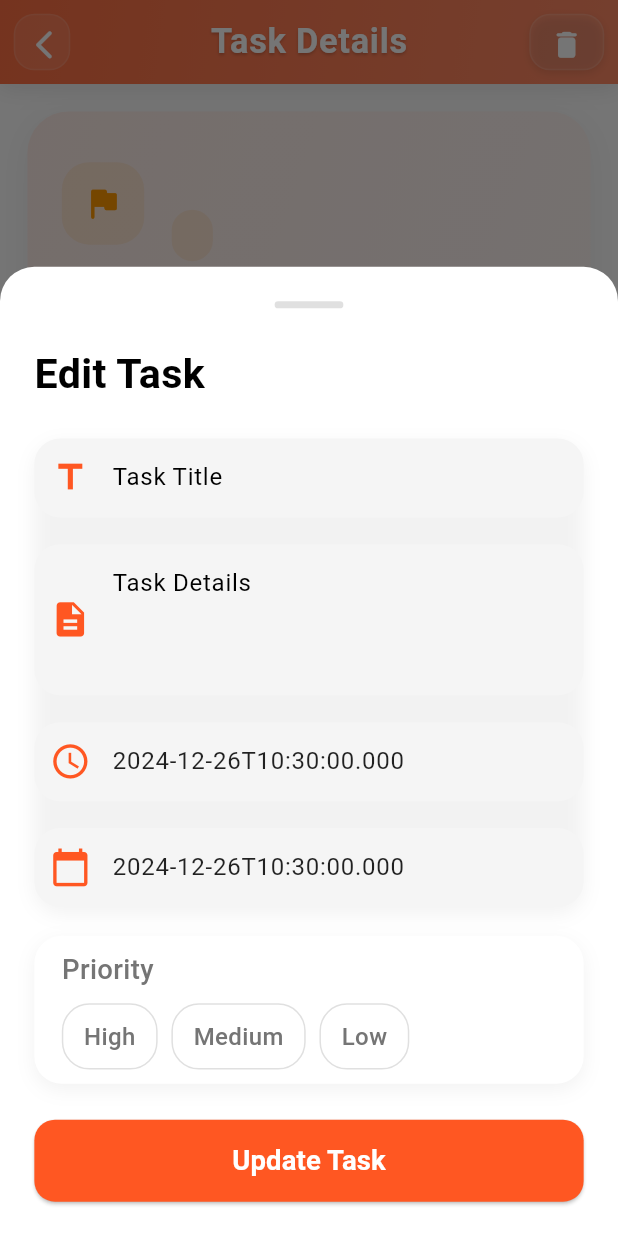
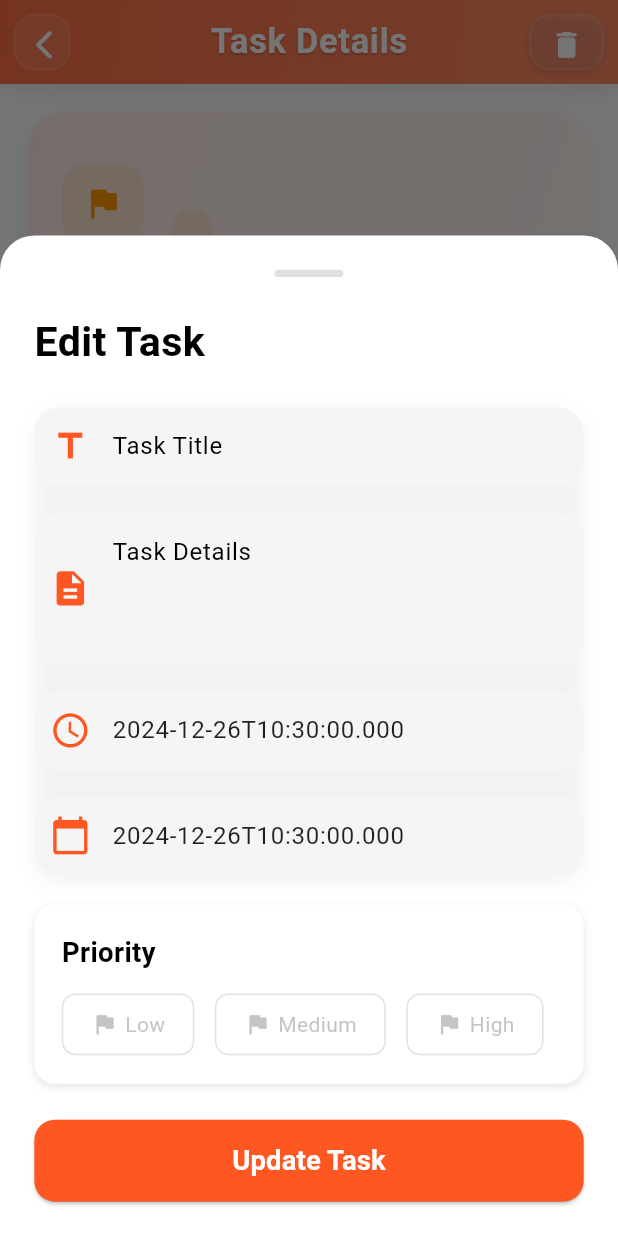
Before and after one commit to mahmoudKorany/ToDo_App, a Flutter app: the TaskDetailScreen screen opened directly with empty values, after a tap on the "edit" icon, on a phone screen of 412 x 824 dp. Run offline on Flutter 3.47's test engine with Material 3 defaults, Android fonts, the phone set to English and light mode, and no system bars; our stand-ins replace animated_theme_switcher, awesome_notifications, bloc, equatable, flutter_bloc, flutter_screenutil and 4 more; accounts and stored records are empty.

Commit message:
Enhance button

```diff
--- a/lib/screens/task_detail_screen.dart
+++ b/lib/screens/task_detail_screen.dart
@@ -38,9 +38,13 @@ class _TaskDetailScreenState extends State<TaskDetailScreen>
     dateController = TextEditingController(text: currentTask['date']);
     timeController = TextEditingController(text: currentTask['time']);
 
+    // Set the priority from the task or default to 'medium'
+    final todoCubit = TodoCubit.get(context);
+    todoCubit.changePriority(currentTask['priority'] ?? 'medium');
+
     _animationController = AnimationController(
       vsync: this,
-      duration: Duration(milliseconds: 800),
+      duration: const Duration(milliseconds: 800),
     );
 
     _fadeAnimation = Tween<double>(
@@ -54,7 +58,7 @@ class _TaskDetailScreenState extends State<TaskDetailScreen>
     );
 
     _slideAnimation = Tween<Offset>(
-      begin: Offset(0.0, 0.3),
+      begin: const Offset(0.0, 0.3),
       end: Offset.zero,
     ).animate(
       CurvedAnimation(
@@ -87,7 +91,7 @@ class _TaskDetailScreenState extends State<TaskDetailScreen>
       builder: (context, state) {
         return Scaffold(
           backgroundColor: Theme.of(context).brightness == Brightness.dark
-              ? Color(0xFF1A1A1A)
+              ? const Color(0xFF1A1A1A)
               : Theme.of(context).scaffoldBackgroundColor,
           floatingActionButton: Container(
             decoration: BoxDecoration(
@@ -123,7 +127,7 @@ class _TaskDetailScreenState extends State<TaskDetailScreen>
             padding: EdgeInsets.symmetric(horizontal: 20.w, vertical: 16.h),
             decoration: BoxDecoration(
               color: Theme.of(context).brightness == Brightness.dark
-                  ? Color(0xFF2D2D2D)
+                  ? const Color(0xFF2D2D2D)
                   : Theme.of(context).cardColor,
               boxShadow: [
                 BoxShadow(
@@ -185,76 +189,53 @@ class _TaskDetailScreenState extends State<TaskDetailScreen>
 
                       scaffoldMessenger.showSnackBar(
                         SnackBar(
-                          content: Row(
-                            children: [
-                              Expanded(
-                                child: Text(
+                          content: Text(
                             newStatus == 'done'
                                 ? 'Task marked as complete'
                                 : 'Task marked as incomplete',
                             style: TextStyle(
-                                    fontSize: 16.sp,
                               color: Colors.white,
+                              fontSize: 14.sp,
                             ),
                           ),
-                              ),
-                              TextButton(
+                          backgroundColor:
+                              Theme.of(context).brightness == Brightness.dark
+                                  ? Colors.grey[800]
+                                  : Colors.black87,
+                          action: SnackBarAction(
+                            label: 'Undo',
+                            textColor: Colors.deepOrange,
                             onPressed: () {
-                                  // Undo the status change
-                                  final originalStatus =
+                              final previousStatus =
                                   newStatus == 'done' ? 'new' : 'done';
                               todoCubit
                                   .updateTaskStatus(
                                 id: currentTask['id'],
-                                    status: originalStatus,
+                                status: previousStatus,
                               )
                                   .then((_) {
                                 if (mounted) {
                                   setState(() {
-                                        currentTask['status'] = originalStatus;
+                                    currentTask['status'] = previousStatus;
                                   });
                                 }
-                                    scaffoldMessenger.hideCurrentSnackBar();
                               });
                             },
-                                style: TextButton.styleFrom(
-                                  padding:
-                                      EdgeInsets.symmetric(horizontal: 8.w),
-                                  tapTargetSize:
-                                      MaterialTapTargetSize.shrinkWrap,
                           ),
-                                child: Row(
-                                  mainAxisSize: MainAxisSize.min,
-                                  children: [
-                                    Icon(
-                                      Icons.undo_rounded,
-                                      color: Colors.white,
-                                      size: 20.w,
-                                    ),
-                                    SizedBox(width: 4.w),
-                                    Text(
-                                      'UNDO',
-                                      style: TextStyle(
-                                        color: Colors.white,
-                                        fontSize: 14.sp,
-                                        fontWeight: FontWeight.w600,
-                                      ),
-                                    ),
-                                  ],
-                                ),
-                              ),
-                            ],
-                          ),
-                          backgroundColor: newStatus == 'done'
-                              ? Colors.green.shade600
-                              : Colors.orange.shade600,
                           behavior: SnackBarBehavior.floating,
                           shape: RoundedRectangleBorder(
                             borderRadius: BorderRadius.circular(12.r),
                           ),
-                          margin: EdgeInsets.all(16.w),
+                          margin: EdgeInsets.only(
+                            bottom: 20.h,
+                            left: 16.w,
+                            right: 16.w,
+                          ),
                           duration: const Duration(seconds: 3),
-                          elevation: 4,
+                          elevation:
+                              Theme.of(context).brightness == Brightness.dark
+                                  ? 4
+                                  : 2,
                         ),
                       );
                     });
@@ -295,10 +276,10 @@ class _TaskDetailScreenState extends State<TaskDetailScreen>
                 gradient: LinearGradient(
                   colors: [
                     Theme.of(context).brightness == Brightness.dark
-                        ? Color(0xFF2D2D2D)
+                        ? const Color(0xFF2D2D2D)
                         : Colors.deepOrange.shade400,
                     Theme.of(context).brightness == Brightness.dark
-                        ? Color(0xFF1A1A1A)
+                        ? const Color(0xFF1A1A1A)
                         : Colors.deepOrange.shade300,
                   ],
                   begin: Alignment.topLeft,
@@ -307,7 +288,7 @@ class _TaskDetailScreenState extends State<TaskDetailScreen>
                 boxShadow: [
                   BoxShadow(
                     color: Colors.black.withOpacity(0.1),
-                    offset: Offset(0, 2),
+                    offset: const Offset(0, 2),
                     blurRadius: 12,
                   ),
                 ],
@@ -324,7 +305,7 @@ class _TaskDetailScreenState extends State<TaskDetailScreen>
                 shadows: [
                   Shadow(
                     color: Colors.black.withOpacity(0.2),
-                    offset: Offset(0, 1),
+                    offset: const Offset(0, 1),
                     blurRadius: 2,
                   ),
                 ],
@@ -360,7 +341,7 @@ class _TaskDetailScreenState extends State<TaskDetailScreen>
                   boxShadow: [
                     BoxShadow(
                       color: Colors.black.withOpacity(0.1),
-                      offset: Offset(0, 2),
+                      offset: const Offset(0, 2),
                       blurRadius: 4,
                     ),
                   ],
@@ -398,10 +379,10 @@ class _TaskDetailScreenState extends State<TaskDetailScreen>
                         gradient: LinearGradient(
                           colors: [
                             Theme.of(context).brightness == Brightness.dark
-                                ? Color(0xFF2D2D2D)
+                                ? const Color(0xFF2D2D2D)
                                 : Theme.of(context).cardColor,
                             Theme.of(context).brightness == Brightness.dark
-                                ? Color(0xFF252525)
+                                ? const Color(0xFF252525)
                                 : Theme.of(context).cardColor.withOpacity(0.95),
                           ],
                           begin: Alignment.topLeft,
@@ -426,13 +407,13 @@ class _TaskDetailScreenState extends State<TaskDetailScreen>
                                 colors: [
                                   Theme.of(context).brightness ==
                                           Brightness.dark
-                                      ? Color(0xFF2D2D2D)
+                                      ? const Color(0xFF2D2D2D)
                                       : Theme.of(context)
                                           .primaryColor
                                           .withOpacity(0.1),
                                   Theme.of(context).brightness ==
                                           Brightness.dark
-                                      ? Color(0xFF252525)
+                                      ? const Color(0xFF252525)
                                       : Theme.of(context)
                                           .primaryColor
                                           .withOpacity(0.05),
@@ -554,7 +535,7 @@ class _TaskDetailScreenState extends State<TaskDetailScreen>
                                     decoration: BoxDecoration(
                                       color: Theme.of(context).brightness ==
                                               Brightness.dark
-                                          ? Color(0xFF2D2D2D)
+                                          ? const Color(0xFF2D2D2D)
                                           : Theme.of(context)
                                               .cardColor
                                               .withOpacity(0.5),
@@ -637,9 +618,9 @@ class _TaskDetailScreenState extends State<TaskDetailScreen>
       decoration: BoxDecoration(
         gradient: LinearGradient(
           colors: [
-            isDark ? Color(0xFF2D2D2D) : Theme.of(context).cardColor,
+            isDark ? const Color(0xFF2D2D2D) : Theme.of(context).cardColor,
             isDark
-                ? Color(0xFF252525)
+                ? const Color(0xFF252525)
                 : Theme.of(context).cardColor.withOpacity(0.95),
           ],
           begin: Alignment.topLeft,
@@ -730,7 +711,6 @@ class _TaskDetailScreenState extends State<TaskDetailScreen>
     detailsController.text = currentTask['details'] ?? '';
     dateController.text = currentTask['date'];
     timeController.text = currentTask['time'];
-    String selectedPriority = currentTask['priority'] ?? 'medium';
 
     showModalBottomSheet(
       context: context,
@@ -743,7 +723,7 @@ class _TaskDetailScreenState extends State<TaskDetailScreen>
           ),
           decoration: BoxDecoration(
             color: Theme.of(context).brightness == Brightness.dark
-                ? Color(0xFF1A1A1A)
+                ? const Color(0xFF1A1A1A)
                 : Theme.of(context).scaffoldBackgroundColor,
             borderRadius: BorderRadius.vertical(
               top: Radius.circular(20.r),
@@ -877,68 +857,8 @@ class _TaskDetailScreenState extends State<TaskDetailScreen>
                       ),
                     ),
                     SizedBox(height: 16.h),
-                    Container(
-                      padding:
-                          EdgeInsets.symmetric(horizontal: 16.w, vertical: 8.h),
-                      decoration: BoxDecoration(
-                        color: Theme.of(context).brightness == Brightness.dark
-                            ? Color(0xFF2D2D2D)
-                            : Theme.of(context).cardColor,
-                        borderRadius: BorderRadius.circular(16.r),
-                        boxShadow: [
-                          BoxShadow(
-                            color: Colors.black.withOpacity(0.05),
-                            blurRadius: 10,
-                            offset: const Offset(0, 4),
-                          ),
-                        ],
-                      ),
-                      child: Column(
-                        crossAxisAlignment: CrossAxisAlignment.start,
-                        children: [
-                          Text(
-                            'Priority',
-                            style: TextStyle(
-                              fontSize: 16.sp,
-                              fontWeight: FontWeight.w500,
-                              color: Theme.of(context).brightness ==
-                                      Brightness.dark
-                                  ? Colors.white
-                                  : Colors.grey[600],
-                            ),
-                          ),
-                          SizedBox(height: 8.h),
-                          Row(
-                            children: [
-                              _buildPriorityOption(
-                                context,
-                                'High',
-                                Colors.red,
-                                selectedPriority == 'high',
-                                () => setState(() => selectedPriority = 'high'),
-                              ),
-                              SizedBox(width: 8.w),
-                              _buildPriorityOption(
-                                context,
-                                'Medium',
-                                Colors.orange,
-                                selectedPriority == 'medium',
-                                () =>
-                                    setState(() => selectedPriority = 'medium'),
-                              ),
-                              SizedBox(width: 8.w),
-                              _buildPriorityOption(
-                                context,
-                                'Low',
-                                Colors.green,
-                                selectedPriority == 'low',
-                                () => setState(() => selectedPriority = 'low'),
-                              ),
-                            ],
-                          ),
-                        ],
-                      ),
-                    ),
+                    _buildPrioritySection(
+                        context, TodoCubit.get(context), setState),
                     SizedBox(height: 20.h),
                     SizedBox(
                       width: double.infinity,
@@ -958,14 +878,15 @@ class _TaskDetailScreenState extends State<TaskDetailScreen>
                               details: detailsController.text,
                               date: dateController.text,
                               time: timeController.text,
-                              priority: selectedPriority,
+                              priority: TodoCubit.get(context).selectedPriority,
                             );
                             setState(() {
                               currentTask['title'] = titleController.text;
                               currentTask['details'] = detailsController.text;
                               currentTask['date'] = dateController.text;
                               currentTask['time'] = timeController.text;
-                              currentTask['priority'] = selectedPriority;
+                              currentTask['priority'] =
+                                  TodoCubit.get(context).selectedPriority;
                             });
                             Navigator.pop(context);
                           }
@@ -990,6 +911,85 @@ class _TaskDetailScreenState extends State<TaskDetailScreen>
     );
   }
 
+  Widget _buildPrioritySection(
+      BuildContext context, TodoCubit todoCubit, StateSetter setState) {
+    final isDark = Theme.of(context).brightness == Brightness.dark;
+    final currentPriority = todoCubit.selectedPriority.toLowerCase();
+
+    return Container(
+      width: double.infinity,
+      padding: EdgeInsets.symmetric(horizontal: 16.w, vertical: 16.h),
+      decoration: BoxDecoration(
+        color: isDark ? const Color(0xFF2D2D2D) : Theme.of(context).cardColor,
+        borderRadius: BorderRadius.circular(12.r),
+        boxShadow: [
+          BoxShadow(
+            color: Colors.black.withOpacity(isDark ? 0.3 : 0.1),
+            blurRadius: isDark ? 8 : 4,
+            offset: const Offset(0, 2),
+          ),
+        ],
+      ),
+      child: Column(
+        crossAxisAlignment: CrossAxisAlignment.start,
+        children: [
+          Text(
+            'Priority',
+            style: TextStyle(
+              fontSize: 16.sp,
+              fontWeight: FontWeight.w600,
+              color: Theme.of(context).textTheme.titleLarge?.color,
+            ),
+          ),
+          SizedBox(height: 12.h),
+          SingleChildScrollView(
+            scrollDirection: Axis.horizontal,
+            child: Row(
+              mainAxisAlignment: MainAxisAlignment.start,
+              children: [
+                _buildPriorityOption(
+                  context,
+                  'Low',
+                  _getPriorityColor('low'),
+                  currentPriority == 'low',
+                  () {
+                    setState(() {
+                      todoCubit.changePriority('low');
+                    });
+                  },
+                ),
+                SizedBox(width: 12.w),
+                _buildPriorityOption(
+                  context,
+                  'Medium',
+                  _getPriorityColor('medium'),
+                  currentPriority == 'medium' || currentPriority == 'meduim',
+                  () {
+                    setState(() {
+                      todoCubit.changePriority('medium');
+                    });
+                  },
+                ),
+                SizedBox(width: 12.w),
+                _buildPriorityOption(
+                  context,
+                  'High',
+                  _getPriorityColor('high'),
+                  currentPriority == 'high',
+                  () {
+                    setState(() {
+                      todoCubit.changePriority('high');
+                    });
+                  },
+                ),
+              ],
+            ),
+          ),
+        ],
+      ),
+    );
+  }
+
   Widget _buildPriorityOption(
     BuildContext context,
     String label,
@@ -997,25 +997,45 @@ class _TaskDetailScreenState extends State<TaskDetailScreen>
     bool isSelected,
     VoidCallback onPressed,
   ) {
+    final isDark = Theme.of(context).brightness == Brightness.dark;
+
     return GestureDetector(
       onTap: onPressed,
       child: Container(
-        padding: EdgeInsets.symmetric(horizontal: 12.w, vertical: 8.h),
+        padding: EdgeInsets.symmetric(horizontal: 16.w, vertical: 8.h),
         decoration: BoxDecoration(
-          color: isSelected ? color.withOpacity(0.1) : Colors.transparent,
-          borderRadius: BorderRadius.circular(16.r),
+          color: isSelected
+              ? color.withOpacity(isDark ? 0.2 : 0.1)
+              : Colors.transparent,
           border: Border.all(
-            color: isSelected ? color : Colors.grey[300]!,
+            color: isSelected
+                ? color
+                : Colors.grey.withOpacity(isDark ? 0.4 : 0.3),
             width: 1,
           ),
+          borderRadius: BorderRadius.circular(8.r),
         ),
-        child: Text(
+        child: Row(
+          mainAxisSize: MainAxisSize.min,
+          children: [
+            Icon(
+              Icons.flag_rounded,
+              size: 16.sp,
+              color: isSelected
+                  ? color
+                  : Colors.grey.withOpacity(isDark ? 0.7 : 0.6),
+            ),
+            SizedBox(width: 4.w),
+            Text(
               label,
               style: TextStyle(
-            fontSize: 14.sp,
-            fontWeight: FontWeight.w500,
-            color: isSelected ? color : Colors.grey[600],
+                color: isSelected
+                    ? color
+                    : Colors.grey.withOpacity(isDark ? 0.7 : 0.6),
+                fontWeight: isSelected ? FontWeight.w600 : FontWeight.normal,
               ),
+            ),
+          ],
         ),
       ),
     );
@@ -1049,15 +1069,21 @@ class _TaskDetailScreenState extends State<TaskDetailScreen>
   }
 
   Color _getPriorityColor(String priority) {
-    switch (priority.toLowerCase()) {
+    final isDark = Theme.of(context).brightness == Brightness.dark;
+    final normalizedPriority = priority.toLowerCase();
+
+    switch (normalizedPriority) {
+      case 'low':
+        return isDark ? Colors.green.shade400 : Colors.green;
+      case 'medium':
+      case 'meduim': // Handle misspelling
+        return isDark ? Colors.orange.shade300 : Colors.orange;
       case 'high':
-        return Colors.red;
-      case 'medium':
-        return Colors.orange;
-      case 'low':
-        return Colors.green;
+        return isDark ? Colors.red.shade300 : Colors.red;
       default:
-        return Colors.orange;
+        return isDark
+            ? Colors.orange.shade300
+            : Colors.orange; // Default to medium priority color
     }
   }
 }
```
Also changed, not shown: lib/componants/shard_componant.dart (+9 -6 lines), lib/layout/home_layout.dart (+72 -17 lines), lib/screens/search_screen.dart (+19 -4 lines), lib/widgets/custom_bottom_nav.dart (+45 -10 lines). Lines whose indentation alone changed are shown as unchanged.
